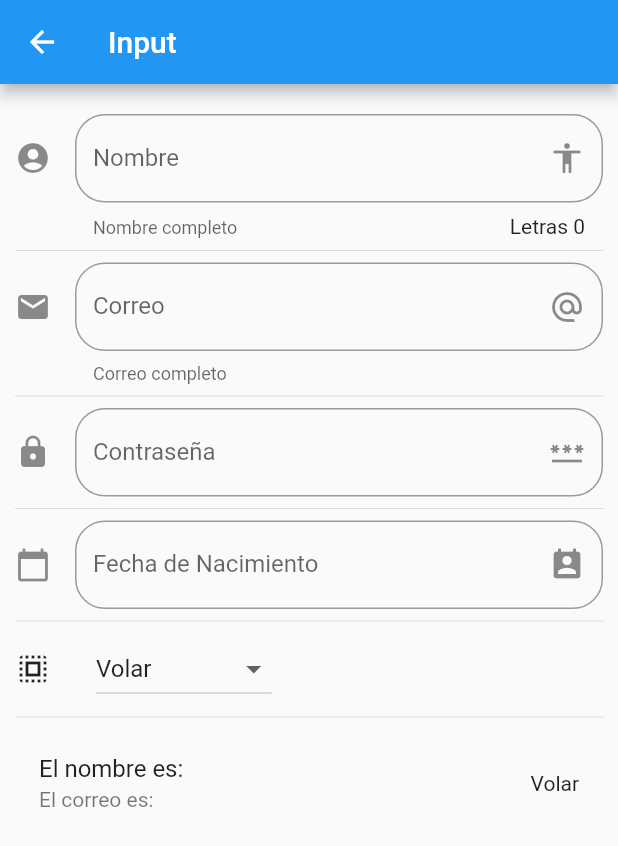
After one commit to vmddlr/ComponentesFlutter, a Flutter app: the screen it shows after launch, after a tap on "Inputs", on a phone screen of 412 x 824 dp. The commit adds this screen. Shown: the top 846 px of the screen. Run offline on Flutter 3.47's test engine with Material 2 defaults, Android fonts, the phone set to English and light mode, and no system bars; network calls fail.

Commit message:
Se agrega la pagina de input

```diff
--- a/lib/main.dart
+++ b/lib/main.dart
@@ -1,4 +1,5 @@
 import 'package:flutter/material.dart';
+import 'package:flutter_localizations/flutter_localizations.dart';
 
 import 'package:component/src/pages/alert_pages.dart';
 import 'package:component/src/routes/routes.dart';
@@ -13,7 +14,15 @@ class MyApp extends StatelessWidget {
   Widget build(BuildContext context) {
     return MaterialApp(
       debugShowCheckedModeBanner: false,
-      // home: HomePage()
+      localizationsDelegates: const [
+        GlobalMaterialLocalizations.delegate,
+        GlobalWidgetsLocalizations.delegate,
+        GlobalCupertinoLocalizations.delegate,
+      ],
+      supportedLocales: const [
+        Locale('en', 'EN'), // English, no country code
+        Locale('es', 'ES'), // Spanish, no country code
+      ],
       initialRoute: '/',
       routes: getApplicationRouter(),
       onGenerateRoute: (RouteSettings settings) {
--- /dev/null
+++ b/lib/src/pages/input_pages.dart
@@ -0,0 +1,179 @@
+import 'package:flutter/material.dart';
+
+class InputPages extends StatefulWidget {
+  const InputPages({Key? key}) : super(key: key);
+
+  @override
+  _InputPagesState createState() => _InputPagesState();
+}
+
+class _InputPagesState extends State<InputPages> {
+  String _name = '';
+  String _email = '';
+  String _fecha = '';
+  String _opcionSeleccionada = 'Volar';
+
+  final List<String> _poderes = [
+    'Volar',
+    'Rayos x',
+    'Super alientp',
+    'Super fuerza'
+  ];
+
+  TextEditingController _inputFieldDateController = new TextEditingController();
+
+  @override
+  Widget build(BuildContext context) {
+    return Scaffold(
+        appBar: AppBar(
+          title: const Text('Input'),
+        ),
+        body: ListView(
+          padding: const EdgeInsets.symmetric(horizontal: 10.0, vertical: 20.0),
+          children: <Widget>[
+            _crearComponentes(),
+            const Divider(),
+            _crearCorreo(),
+            const Divider(),
+            _crearContrasena(),
+            const Divider(),
+            _crearFecha(context),
+            const Divider(),
+            _crearDropDown(),
+            const Divider(),
+            _crearPersona(),
+          ],
+        ));
+  }
+
+  Widget _crearComponentes() {
+    return TextField(
+      textCapitalization: TextCapitalization.sentences,
+      decoration: InputDecoration(
+          border: const OutlineInputBorder(
+            borderRadius: BorderRadius.all(Radius.circular(20.0)),
+          ),
+          counter: Text('Letras ${_name.length}'),
+          hintText: 'Nombre',
+          labelText: 'Nombre',
+          helperText: 'Nombre completo',
+          suffixIcon: const Icon(Icons.accessibility),
+          icon: const Icon(Icons.account_circle)),
+      onChanged: (text) {
+        setState(() {
+          _name = text;
+          print('El texto es $text');
+        });
+      },
+    );
+  }
+
+  Widget _crearCorreo() {
+    return TextField(
+        keyboardType: TextInputType.emailAddress,
+        decoration: const InputDecoration(
+            border: OutlineInputBorder(
+              borderRadius: BorderRadius.all(Radius.circular(20.0)),
+            ),
+            // hintText: 'Correo',
+            labelText: 'Correo',
+            helperText: 'Correo completo',
+            suffixIcon: Icon(Icons.alternate_email),
+            icon: Icon(Icons.email)),
+        onChanged: (text) => setState(() {
+              _email = text;
+              print('El texto es $text');
+            }));
+  }
+
+  Widget _crearContrasena() {
+    return TextField(
+        obscureText: true,
+        decoration: const InputDecoration(
+            border: OutlineInputBorder(
+              borderRadius: BorderRadius.all(Radius.circular(20.0)),
+            ),
+            // hintText: 'Correo',
+            labelText: 'Contraseña',
+            suffixIcon: Icon(Icons.password),
+            icon: Icon(Icons.lock)),
+        onChanged: (text) => setState(() {
+              _email = text;
+              print('El texto es $text');
+            }));
+  }
+
+  Widget _crearFecha(BuildContext context) {
+    return TextField(
+      enableInteractiveSelection: false,
+      controller: _inputFieldDateController,
+      decoration: const InputDecoration(
+          border: OutlineInputBorder(
+            borderRadius: BorderRadius.all(Radius.circular(20.0)),
+          ),
+          // hintText: 'Correo',
+          labelText: 'Fecha de Nacimiento',
+          suffixIcon: Icon(Icons.perm_contact_calendar),
+          icon: Icon(Icons.calendar_today)),
+      onTap: () {
+        FocusScope.of(context).requestFocus(FocusNode());
+        _selectDate(context);
+      },
+    );
+  }
+
+  List<DropdownMenuItem<String>> _getOptDrown() {
+    List<DropdownMenuItem<String>> lista = [];
+
+    for (var poder in _poderes) {
+      lista.add(DropdownMenuItem(
+        child: Text(poder),
+        value: poder,
+      ));
+    }
+
+    return lista;
+  }
+
+  Widget _crearDropDown() {
+    return Row(
+      children: [
+        const Icon(Icons.select_all),
+        const SizedBox(width: 30.0,),
+        DropdownButton(
+          value: _opcionSeleccionada,
+          items: _getOptDrown(),
+          onChanged: (opt) {
+            setState(() {
+              _opcionSeleccionada = opt.toString();
+            });
+          },
+        )
+      ],
+    );
+  }
+
+  _selectDate(BuildContext context) async {
+    DateTime? picked = await showDatePicker(
+        context: context,
+        initialDate: DateTime.now(),
+        firstDate: DateTime(2018),
+        lastDate: DateTime(2025),
+        locale: Locale('es', 'ES'));
+
+    if (picked != null) {
+      setState(() {
+        _fecha = picked.toString();
+        _inputFieldDateController.text = _fecha;
+      });
+    }
+  }
+
+  Widget _crearPersona() {
+    return ListTile(
+      title: Text('El nombre es: $_name'),
+      subtitle: Text('El correo es: $_email'),
+      trailing: Text(_opcionSeleccionada),
+    );
+  }
+}
--- a/lib/src/routes/routes.dart
+++ b/lib/src/routes/routes.dart
@@ -1,17 +1,21 @@
 import 'package:component/src/pages/animate_container_pages.dart';
 import 'package:component/src/pages/cards_pages.dart';
+import 'package:component/src/pages/input_pages.dart';
+import 'package:component/src/pages/slider_pages.dart';
 import 'package:flutter/material.dart';
 
 import 'package:component/src/pages/alert_pages.dart';
 import 'package:component/src/pages/avatar_pages.dart';
-import 'package:component/src/pages/home_page.dart';
+import 'package:component/src/pages/home_pages.dart';
 
 Map<String, WidgetBuilder> getApplicationRouter() {
   return <String, WidgetBuilder>{
-    '/': (BuildContext context) => const HomePage(),
-    'alert': (BuildContext context) => const AlertPages(),
-    'avatar': (BuildContext context) => const AvatarPages(),
-    'card': (BuildContext context) => const CardsPage(),
-    'animate': (BuildContext context) => const AnimateContainerPages(),
+    '/'       : (BuildContext context) => const HomePage(),
+    'alert'   : (BuildContext context) => const AlertPages(),
+    'avatar'  : (BuildContext context) => const AvatarPages(),
+    'card'    : (BuildContext context) => const CardsPage(),
+    'animate' : (BuildContext context) => const AnimateContainerPages(),
+    'inputs'  : (BuildContext context) => const InputPages(),
+    'slider'  : (BuildContext context) => const SliderPages(),
   };
 }
--- a/lib/src/utils/icon_string_utils.dart
+++ b/lib/src/utils/icon_string_utils.dart
@@ -2,10 +2,12 @@ import 'package:flutter/cupertino.dart';
 import 'package:flutter/material.dart';
 
 final _icons = <String, IconData>{
-  'add_alert': Icons.add,
-  'accessibility': Icons.accessibility,
-  'folder_open': Icons.folder_open,
-  'whatshot': Icons.whatshot,
+  'add_alert'     : Icons.add,
+  'accessibility' : Icons.accessibility,
+  'folder_open'   : Icons.folder_open,
+  'whatshot'      : Icons.whatshot,
+  'input'         : Icons.input,
+  'tune'          : Icons.tune,
 };
 
 Icon getIcon(String nombreIcon){
--- a/pubspec.yaml
+++ b/pubspec.yaml
@@ -29,6 +29,9 @@ environment:
 dependencies:
   flutter:
     sdk: flutter
+
+  flutter_localizations: # Add this line
+    sdk: flutter         # Add this line
 
 
   # The following adds the Cupertino Icons font to your application.
```
Also changed, not shown: data/menu_opts.json (+20 -10 lines), lib/src/pages/lisview_pages.dart (added, +15 -0 lines), lib/src/pages/slider_pages.dart (added, +84 -0 lines), lib/src/pages/home_pages.dart (renamed from lib/src/pages/home_page.dart), pubspec.lock.
